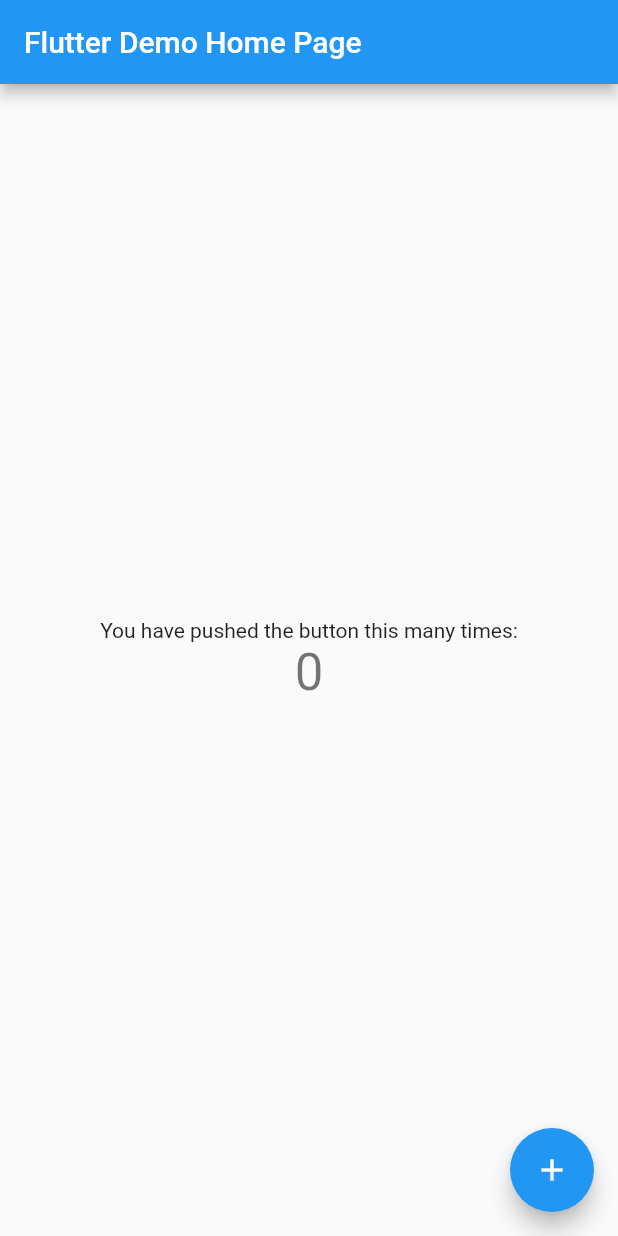
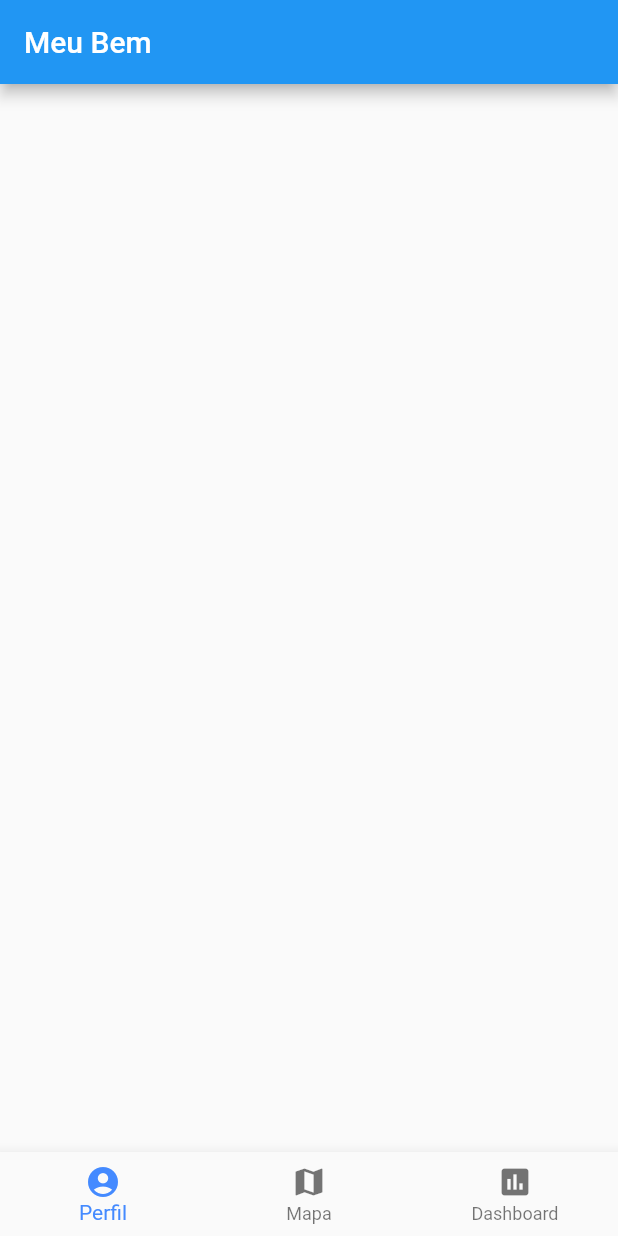
Before and after one commit to Monamello/meu-bem-florianopolis, a Flutter app: the screen it shows after launch, on a phone screen of 412 x 824 dp. Run offline on Flutter 3.47's test engine with Material 2 defaults, Android fonts, the phone set to English and light mode, and no system bars.

Commit message:
Add estrutura do navigator na tela principal

```diff
--- a/lib/main.dart
+++ b/lib/main.dart
@@ -1,4 +1,5 @@
 import 'package:flutter/material.dart';
+import 'screens/main_screen.dart';
 
 void main() => runApp(MyApp());
 
@@ -20,7 +21,7 @@ class MyApp extends StatelessWidget {
         // is not restarted.
         primarySwatch: Colors.blue,
       ),
-      home: MyHomePage(title: 'Flutter Demo Home Page'),
+      home: MainScreen(),
     );
   }
 }
--- /dev/null
+++ b/lib/screens/main_screen.dart
@@ -0,0 +1,46 @@
+import 'package:flutter/widgets.dart';
+import 'package:flutter/material.dart';
+import 'package:flutter/cupertino.dart';
+
+class MainScreen extends StatefulWidget {
+  @override
+  _MainScreenState createState() => _MainScreenState();
+}
+
+class _MainScreenState extends State<MainScreen> {
+  int _selectedIndex = 0;
+
+  void onItemTapped(int index) {
+    setState(() {
+      _selectedIndex = index;
+    });
+  }
+
+  @override
+  Widget build(BuildContext context) {
+    return Scaffold(
+      appBar: AppBar(title: Text("Meu Bem")),
+      body: Container(),
+      // dentro deste ser verm o conteudo!
+      bottomNavigationBar: BottomNavigationBar(
+        items: const <BottomNavigationBarItem>[
+          BottomNavigationBarItem(
+            icon: Icon(Icons.account_circle),
+            title: Text('Perfil'),
+          ),
+          BottomNavigationBarItem(
+            icon: Icon(Icons.map),
+            title: Text('Mapa'),
+          ),
+          BottomNavigationBarItem(
+            icon: Icon(Icons.assessment),
+            title: Text('Dashboard'),
+          ),
+        ],
+        currentIndex: _selectedIndex,
+        selectedItemColor: Colors.blueAccent,
+        onTap: onItemTapped,
+      ),
+    );
+  }
+}
```
Also changed, not shown: pubspec.lock.
